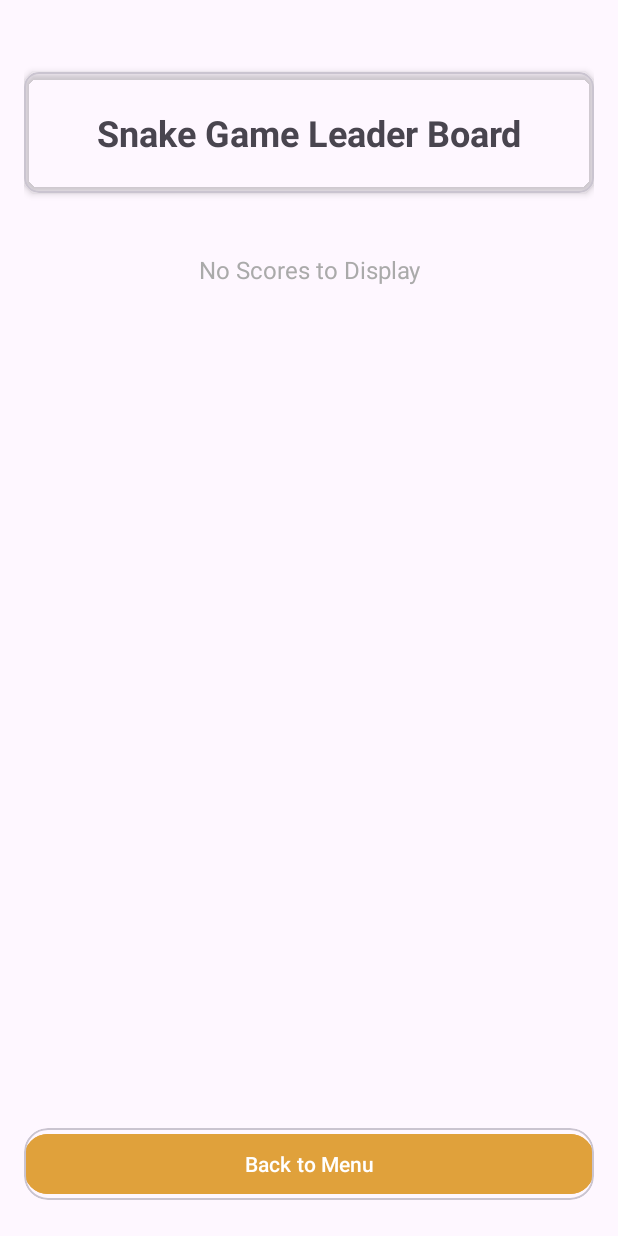
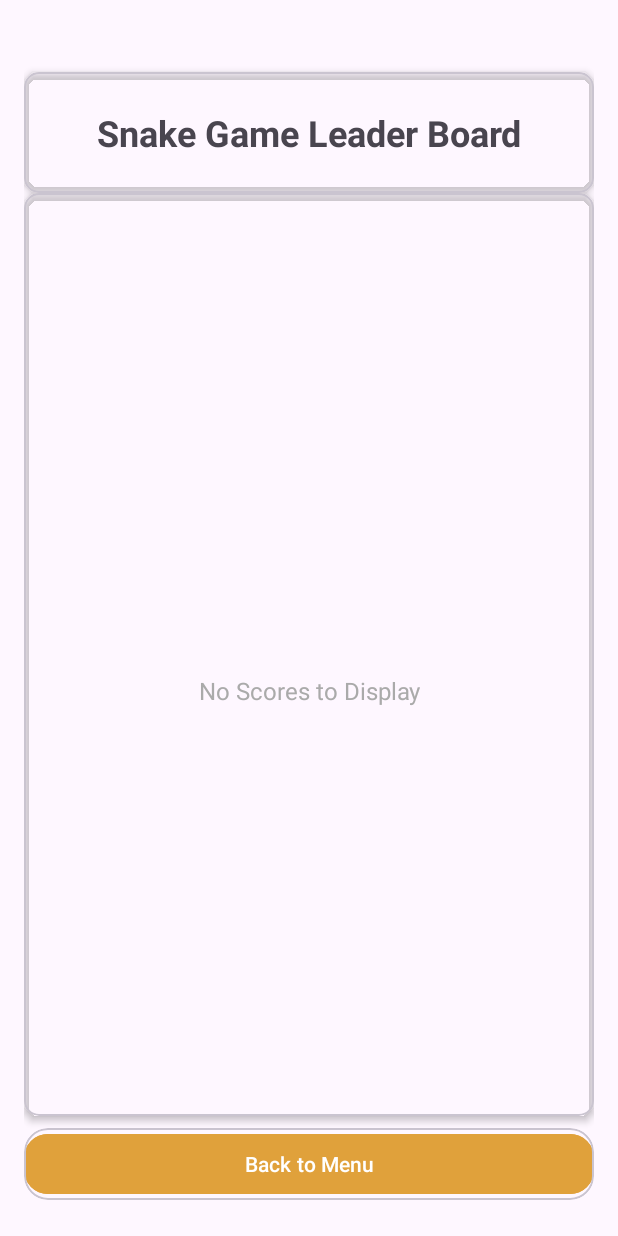
Before and after one commit to SashveerRamjathan/ST10361554-PROG7314-ICE-1, an Android app: the LeaderBoardActivity screen opened directly, with no data from a screen before it, on a phone screen of 412 x 824 dp. Run offline under Robolectric (Android 15) with nearby library versions, the phone set to English and light mode, and no system bars; our stand-ins replace Firebase (no records; nobody signed in at launch, a user with empty details on screens opened directly).

Commit message:
Refactor: Restructure Firestore data for scores
This commit refactors the Firestore data structure for storing game scores. Scores are now stored under a `scores` subcollection within each user's document in the `users` collection, rather than in a single top-level `snake_scores` collection.

Key changes:
- Updated `SnakeGameActivity` to save scores to `users/{userId}/scores/{scoreId}`.
- Updated `LeaderBoardActivity` to fetch scores by iterating through all users and their respective `scores` subcollections.
- Updated `UserScoresActivity` to fetch scores from `users/{userId}/scores`.
- Modified `Score.kt` data class to have default values for its properties, allowing for easier Firestore deserialization.
- Added `INTERNET` and `ACCESS_NETWORK_STATE` permissions to `AndroidManifest.xml`.
- In `LeaderBoardAdapter.kt`, updated `ViewHolder` to display the rank/position of the score and adjusted `bind` method accordingly.
- In `item_leader_board_score.xml`, added a `MaterialTextView` (`tvLeaderboardPosition`) to display the rank and updated the username `TextView` ID to `tvLeaderBoardUsername`.
- Updated Gradle migration settings in `gradle.xml`.
- Minor layout constraint adjustments in `activity_leader_board.xml`.

```diff
--- a/app/src/main/AndroidManifest.xml
+++ b/app/src/main/AndroidManifest.xml
@@ -1,6 +1,9 @@
 <?xml version="1.0" encoding="utf-8"?>
 <manifest xmlns:android="http://schemas.android.com/apk/res/android"
     xmlns:tools="http://schemas.android.com/tools">
+
+    <uses-permission android:name="android.permission.ACCESS_NETWORK_STATE"/>
+    <uses-permission android:name="android.permission.INTERNET"/>
 
     <application
         android:allowBackup="true"
--- a/app/src/main/java/com/st10361554/prog7314_ice_task_1_snake/game/SnakeGameActivity.kt
+++ b/app/src/main/java/com/st10361554/prog7314_ice_task_1_snake/game/SnakeGameActivity.kt
@@ -131,7 +131,11 @@ class SnakeGameActivity : AppCompatActivity()
             scoreId = scoreId
         )
 
-        firestore.collection("snake_scores").document(scoreId).set(score)
+        firestore.collection("users")
+            .document(userId)
+            .collection("scores")
+            .document(scoreId)
+            .set(score)
             .addOnSuccessListener {
                 Toast.makeText(this, "Score saved successfully", Toast.LENGTH_SHORT).show()
             }
--- a/app/src/main/java/com/st10361554/prog7314_ice_task_1_snake/scores/LeaderBoardActivity.kt
+++ b/app/src/main/java/com/st10361554/prog7314_ice_task_1_snake/scores/LeaderBoardActivity.kt
@@ -80,24 +80,31 @@ class LeaderBoardActivity : AppCompatActivity()
         }
     }
 
-    private suspend fun loadScores(): List<Score>
-    {
+    private suspend fun loadScores(): List<Score> {
         return try {
+            // Step 1: Get all users
+            val usersSnapshot = firestore.collection("users").get().await()
+            val allScores = mutableListOf<Score>()
 
-            // Create a reference to the "snake_scores" collection in Firestore
-            val querySnapshot = firestore.collection("snake_scores")
-                .get()
-                .await()
+            // Step 2: For each user, get their scores subcollection
+            for (userDoc in usersSnapshot.documents) {
+                val scoresSnapshot = firestore.collection("users")
+                    .document(userDoc.id)
+                    .collection("scores")
+                    .get()
+                    .await()
 
-            // Convert the results to a list of Score objects
-            val scoreList = querySnapshot.documents.mapNotNull { it.toObject(Score::class.java) }
+                // Step 3: Add all scores to the list
+                val userScores = scoresSnapshot.documents.mapNotNull {
+                    it.toObject(Score::class.java)
+                }
+                allScores.addAll(userScores)
+            }
 
-            // Sort and take top 10
-            return scoreList.sortedByDescending { it.timestamp }.take(10)
-
-        } catch (e: Exception)
-        {
-            // If fetch failed, return empty list
+            // Step 4: Sort and take top 10
+            allScores.sortedByDescending { it.timestamp }.take(10)
+        } catch (e: Exception) {
+            e.printStackTrace()
             emptyList()
         }
     }
--- a/app/src/main/res/layout/activity_leader_board.xml
+++ b/app/src/main/res/layout/activity_leader_board.xml
@@ -8,7 +8,7 @@
     tools:context=".scores.LeaderBoardActivity"
     android:padding="16dp">
 
-    <!-- Title inside MaterialCardView -->
+    <!-- Title -->
     <com.google.android.material.card.MaterialCardView
         android:id="@+id/cardTitle"
         android:layout_width="0dp"
@@ -44,9 +44,8 @@
         app:layout_constraintTop_toBottomOf="@id/cardTitle"
         app:layout_constraintLeft_toLeftOf="parent"
         app:layout_constraintRight_toRightOf="parent"
-        app:layout_constraintBottom_toTopOf="@id/btnBack"
-        android:layout_marginBottom="8dp"
-        tools:ignore="NotSibling">
+        app:layout_constraintBottom_toTopOf="@id/cardBack"
+        android:layout_marginBottom="8dp">
 
         <androidx.recyclerview.widget.RecyclerView
             android:id="@+id/rvScores"
@@ -66,12 +65,11 @@
         android:textSize="16sp"
         android:visibility="gone"
         app:layout_constraintTop_toBottomOf="@id/cardTitle"
-        app:layout_constraintBottom_toTopOf="@id/btnBack"
+        app:layout_constraintBottom_toTopOf="@id/cardBack"
         app:layout_constraintLeft_toLeftOf="parent"
         app:layout_constraintRight_toRightOf="parent"
         android:gravity="center"
-        android:paddingTop="40dp"
-        tools:ignore="NotSibling" />
+        android:paddingTop="40dp" />
 
     <!-- Back Button inside MaterialCardView -->
     <com.google.android.material.card.MaterialCardView
```
Also changed, not shown: app/src/main/java/com/st10361554/prog7314_ice_task_1_snake/adapters/LeaderBoardAdapter.kt (+7 -4 lines), app/src/main/java/com/st10361554/prog7314_ice_task_1_snake/models/Score.kt (+5 -5 lines), app/src/main/java/com/st10361554/prog7314_ice_task_1_snake/scores/UserScoresActivity.kt (+7 -10 lines), app/src/main/res/layout/item_leader_board_score.xml (+13 -1 lines).
